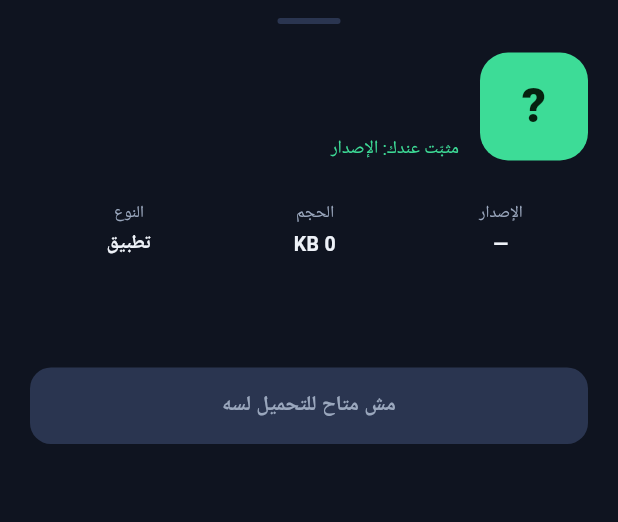
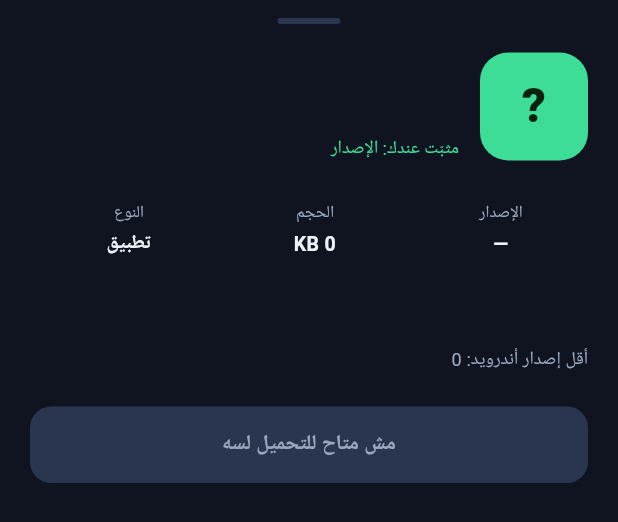
Before and after one commit to VOLT-COIN/apk-store, a Flutter app: the _DetailSheet widget shown alone on an empty page, opened directly with empty values, on a phone screen of 412 x 824 dp. Shown: the top 522 px of the screen. Run offline on Flutter 3.47's test engine with Material 3 defaults, Android fonts, the phone set to English and light mode, and no system bars; network calls fail.

Commit message:
feat(app): v2 catalog schema — categories, screenshots, license, source, minSdk
Added new fields for summary, description, minSdk, and updatedAt. Updated methods to use new fields for display and filtering.

```diff
--- a/app/lib/main.dart
+++ b/app/lib/main.dart
@@ -38,6 +38,10 @@ class StoreApp {
   final String version;
   final String developer;
   final String descAr;
+  final String summary;
+  final String desc;
+  final int? minSdk;
+  final String updatedAt;
   final String apkUrl;
   final String sha256;
   final String status;
@@ -57,6 +61,10 @@ class StoreApp {
     required this.version,
     required this.developer,
     required this.descAr,
+    this.summary = '',
+    this.desc = '',
+    this.minSdk,
+    this.updatedAt = '',
     required this.apkUrl,
     required this.sha256,
     required this.status,
@@ -79,6 +87,10 @@ class StoreApp {
       version: s('version'),
       developer: s('developer'),
       descAr: s('desc_ar'),
+      summary: s('summary'),
+      desc: s('desc'),
+      minSdk: j['min_sdk'] is num ? (j['min_sdk'] as num).toInt() : null,
+      updatedAt: s('updated'),
       apkUrl: s('apk_url'),
       sha256: s('sha256'),
       status: s('status'),
@@ -97,7 +109,18 @@ class StoreApp {
     );
   }
 
-  String get displayName => nameAr.isNotEmpty ? nameAr : name;
+  String get displayName =>
+      nameAr.isNotEmpty ? nameAr : (name.isNotEmpty ? name : id);
+
+  /// Short line shown on cards.
+  String get blurb => summary.isNotEmpty
+      ? summary
+      : (descAr.isNotEmpty ? descAr : desc);
+
+  /// Full text shown on the detail sheet.
+  String get description => descAr.isNotEmpty
+      ? descAr
+      : (desc.isNotEmpty ? desc : summary);
 
   bool get isGame => category == 'games';
 
@@ -106,12 +129,35 @@ class StoreApp {
       RegExp(r'^[0-9a-fA-F]{64}$').hasMatch(sha256);
 }
 
+class Cat {
+  final String id;
+  final String name;
+  const Cat(this.id, this.name);
+}
+
+/// Category id -> Arabic label, filled from the catalog on load.
+final Map<String, String> kCatNames = <String, String>{};
+
+String catLabel(String id) {
+  final n = kCatNames[id];
+  if (n != null && n.isNotEmpty) return n;
+  if (id == 'games') return 'لعبة';
+  if (id == 'apps') return 'تطبيق';
+  return 'تطبيق';
+}
+
 class Catalog {
   final String store;
   final String updated;
   final List<StoreApp> apps;
+  final List<Cat> categories;
 
-  Catalog({required this.store, required this.updated, required this.apps});
+  Catalog({
+    required this.store,
+    required this.updated,
+    required this.apps,
+    this.categories = const <Cat>[],
+  });
 
   factory Catalog.fromJson(Map<String, dynamic> j) {
     final raw = j['apps'] is List ? (j['apps'] as List) : const <dynamic>[];
@@ -121,6 +167,14 @@ class Catalog {
       apps: raw
           .whereType<Map<dynamic, dynamic>>()
           .map((e) => StoreApp.fromJson(Map<String, dynamic>.from(e)))
+          .toList(),
+      categories: (j['categories'] is List ? j['categories'] as List : const <dynamic>[])
+          .whereType<Map<dynamic, dynamic>>()
+          .map((e) => Cat(
+                (e['id'] ?? '').toString(),
+                (e['name'] ?? '').toString(),
+              ))
+          .where((c) => c.id.isNotEmpty && c.name.isNotEmpty)
           .toList(),
     );
   }
@@ -393,9 +447,15 @@ class _HomePageState extends State<HomePage> {
     });
     final r = await CatalogRepo.fetch();
     if (!mounted) return;
+    final cat = r.catalog;
+    if (cat != null) {
+      kCatNames
+        ..clear()
+        ..addEntries(cat.categories.map((c) => MapEntry(c.id, c.name)));
+    }
     setState(() {
       _loading = false;
-      _catalog = r.catalog;
+      _catalog = cat;
       _fromCache = r.fromCache;
       _error = r.error;
     });
@@ -422,7 +482,9 @@ class _HomePageState extends State<HomePage> {
     return apps.where((a) {
       if (_category.isNotEmpty && a.category != _category) return false;
       if (q.isEmpty) return true;
-      final hay = '${a.name} ${a.nameAr} ${a.descAr} ${a.developer}'.toLowerCase();
+      final hay =
+          '${a.name} ${a.nameAr} ${a.descAr} ${a.summary} ${a.desc} ${a.developer}'
+              .toLowerCase();
       return hay.contains(q);
     }).toList();
   }
@@ -618,8 +680,8 @@ class _HomePageState extends State<HomePage> {
             child: Row(
               children: <Widget>[
                 _chip('الكل', ''),
-                _chip('ألعاب', 'games'),
-                _chip('تطبيقات', 'apps'),
+                ...(_catalog?.categories ?? const <Cat>[])
+                    .map((c) => _chip(c.name, c.id)),
               ],
             ),
           ),
@@ -793,12 +855,12 @@ class _AppCard extends StatelessWidget {
                           <String>[
                             if (app.version.isNotEmpty) 'الإصدار ${app.version}',
                             if (app.sizeMb != null) _sizeLabel(app.sizeMb),
-                            if (app.isGame) 'لعبة' else if (app.category.isNotEmpty) 'تطبيق',
+                            if (app.category.isNotEmpty) catLabel(app.category),
                           ].join(' · '),
                           style: const TextStyle(fontSize: 12, color: kMut),
                         ),
                         const SizedBox(height: 6),
-                        Text(app.descAr,
+                        Text(app.blurb,
                             maxLines: 2,
                             overflow: TextOverflow.ellipsis,
                             style: const TextStyle(fontSize: 13, height: 1.45)),
@@ -970,11 +1032,11 @@ class _DetailSheet extends StatelessWidget {
             children: <Widget>[
               _stat('الإصدار', app.version.isEmpty ? '—' : app.version),
               _stat('الحجم', app.sizeMb == null ? '—' : _sizeLabel(app.sizeMb)),
-              _stat('النوع', app.isGame ? 'لعبة' : 'تطبيق'),
+              _stat('النوع', catLabel(app.category)),
             ],
           ),
           const SizedBox(height: 18),
-          Text(app.descAr, style: const TextStyle(fontSize: 14, height: 1.6)),
+          Text(app.description, style: const TextStyle(fontSize: 14, height: 1.6)),
           if (app.changelogAr.isNotEmpty) ...<Widget>[
             const SizedBox(height: 16),
             const Text('الجديد', style: TextStyle(fontSize: 13.5, fontWeight: FontWeight.w800)),
@@ -1008,6 +1070,20 @@ class _DetailSheet extends StatelessWidget {
             const SizedBox(height: 12),
             Text('الترخيص: ${app.license}',
                 style: const TextStyle(fontSize: 12, color: kMut)),
+          ],
+          if (app.updatedAt.isNotEmpty || app.minSdk != null) ...<Widget>[
+            const SizedBox(height: 8),
+            Text(
+              <String>[
+                if (app.updatedAt.isNotEmpty) 'آخر تحديث: ${app.updatedAt}',
+                if (app.minSdk != null) 'أقل إصدار أندرويد: ${app.minSdk}',
+              ].join(' · '),
+              style: const TextStyle(fontSize: 12, color: kMut),
+            ),
+          ],
+          if (app.sourceUrl.isNotEmpty) ...<Widget>[
+            const SizedBox(height: 8),
+            _copyRow(context, 'الكود المصدري', app.sourceUrl),
           ],
           const SizedBox(height: 22),
           SizedBox(
```
